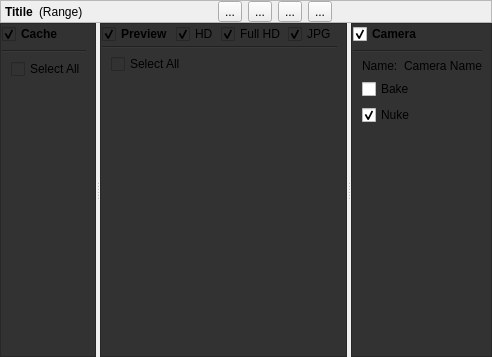
Old version of the form ui/item.ui in the repository iceanimations/multiShotExport.
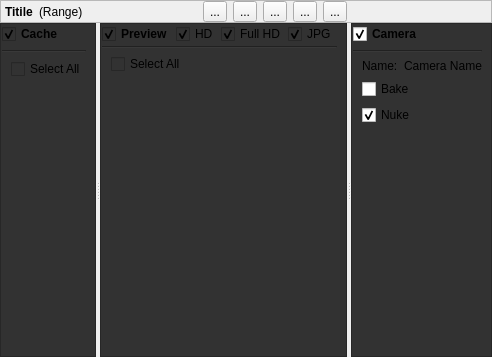
New version of the form.

Commit message: browseButton added for each shot

What changed in the file:
```diff
--- a/ui/item.ui
+++ b/ui/item.ui
@@ -135,6 +135,16 @@
         </property>
        </widget>
       </item>
+      <item>
+       <widget class="QToolButton" name="browseButton">
+        <property name="toolTip">
+         <string>Open Shot folder</string>
+        </property>
+        <property name="text">
+         <string>...</string>
+        </property>
+       </widget>
+      </item>
       <item>
        <spacer name="horizontalSpacer">
         <property name="orientation">
```
The commit also changes 2 other files.
